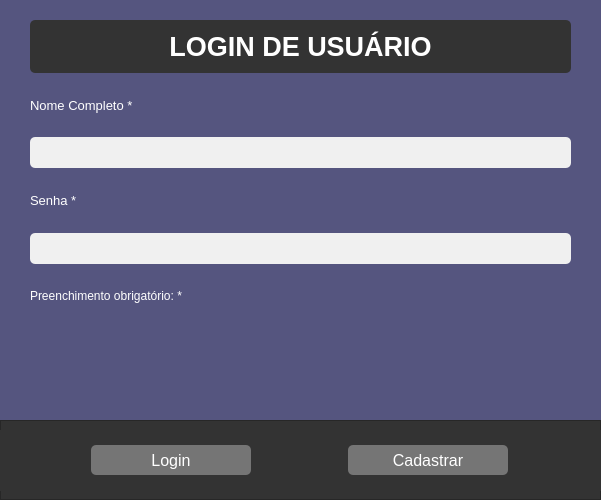
This is Aulas_Revisão/11_2024/Dia 11/project/ui/login_window.ui in OSepiliF/Curso-SENAC as Qt 5 draws it before an edit. The edited form follows.
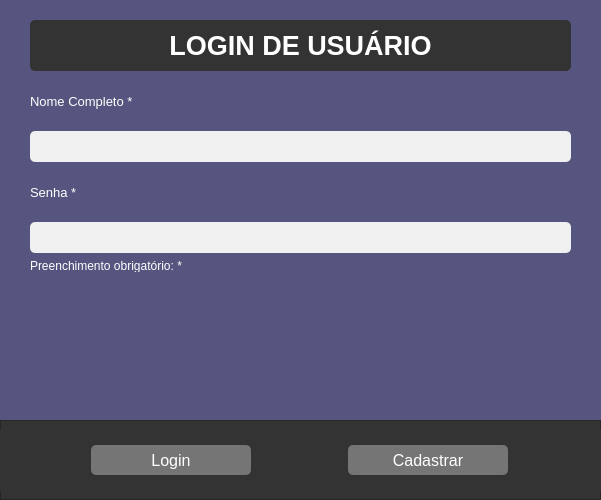
This is the edited form.

The edit to the form file:
```diff
--- a/Aulas_Revisão/11_2024/Dia 11/project/ui/login_window.ui
+++ b/Aulas_Revisão/11_2024/Dia 11/project/ui/login_window.ui
@@ -23,7 +23,7 @@
       <x>30</x>
       <y>20</y>
       <width>541</width>
-      <height>361</height>
+      <height>271</height>
      </rect>
     </property>
     <layout class="QVBoxLayout" name="verticalLayout">
@@ -108,6 +108,12 @@
      </item>
      <item>
       <widget class="QLabel" name="label_4">
+       <property name="maximumSize">
+        <size>
+         <width>16777215</width>
+         <height>13</height>
+        </size>
+       </property>
        <property name="styleSheet">
         <string notr="true">color: rgb(255, 255, 255);</string>
        </property>
@@ -118,6 +124,12 @@
      </item>
      <item>
       <widget class="QLabel" name="label_error">
+       <property name="maximumSize">
+        <size>
+         <width>16777215</width>
+         <height>13</height>
+        </size>
+       </property>
        <property name="styleSheet">
         <string notr="true">color: red;</string>
        </property>
```
Left out of the diff: 2 changed lines with no effect on the pictures.
